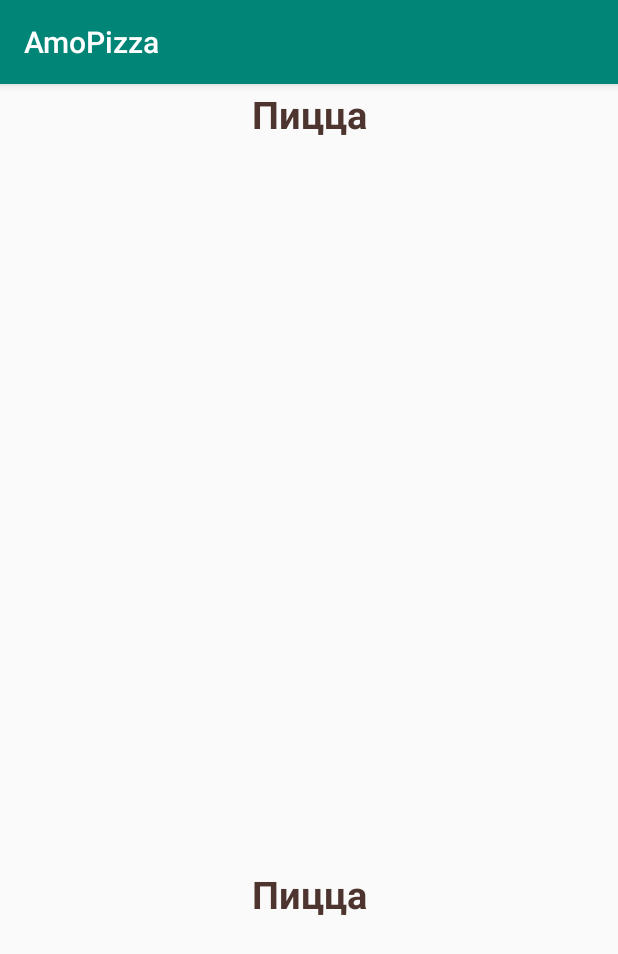
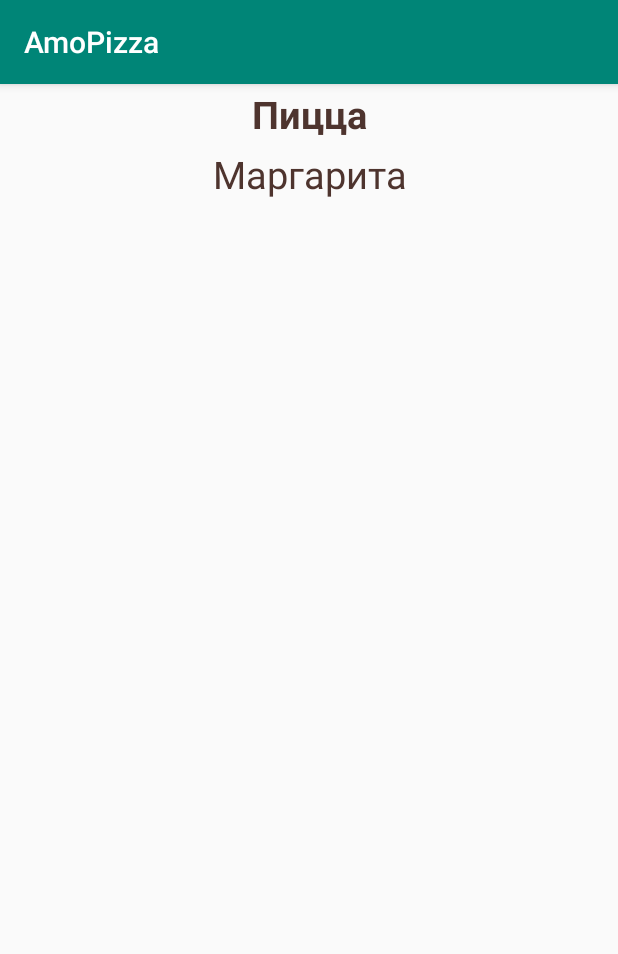
Before and after one commit to eugenia-v/AmoPizza, an Android app: the screen it shows after launch (MainActivity), on a phone screen of 412 x 824 dp. Shown: the top 954 px of the screen. Run offline under Robolectric (Android 15) with nearby library versions, the light colour scheme and no system bars.

Commit message:
#изменения от 22-10-19 разобралась как выводить текст в RecyclerView

```diff
--- a/app/src/main/java/ru/bwsite/android/amopizza/MyAdapter.java
+++ b/app/src/main/java/ru/bwsite/android/amopizza/MyAdapter.java
@@ -25,7 +25,7 @@ public class MyAdapter extends RecyclerView.Adapter<MyAdapter.MyViewHolder> {
     public MyAdapter.MyViewHolder onCreateViewHolder(ViewGroup parent, int viewType) {
         // create a new view
         View view = LayoutInflater.from(parent.getContext())
-                .inflate(R.layout.activity_main, parent, false);
+                .inflate(R.layout.item_pizza, parent, false);
 
         return new MyViewHolder(view);
     }
--- a/app/src/main/res/layout/activity_main.xml
+++ b/app/src/main/res/layout/activity_main.xml
@@ -8,6 +8,7 @@
     tools:context=".MainActivity">
 
     <TextView
+        android:id="@+id/pizza"
         android:layout_width="match_parent"
         android:layout_height="40dp"
         android:layout_gravity="center"
@@ -17,28 +18,10 @@
         android:textSize="25sp"
         android:textStyle="bold" />
 
+    <androidx.recyclerview.widget.RecyclerView
+        android:id="@+id/my_recycler_view"
+        android:layout_width="match_parent"
+        android:layout_height="match_parent"
+        android:scrollbars="vertical" />
 
-
-        <LinearLayout
-            android:id="@+id/linearLayout"
-            android:layout_width="match_parent"
-            android:layout_height="600dp"
-            android:layout_gravity="center"
-            android:orientation="vertical"
-            android:paddingTop="80dp">
-            <androidx.recyclerview.widget.RecyclerView
-                android:id="@+id/my_recycler_view"
-                android:layout_width="match_parent"
-                android:layout_height="match_parent"
-                android:scrollbars="vertical"/>
-            <TextView
-                android:layout_width="match_parent"
-                android:layout_height="40dp"
-                android:layout_gravity="center"
-                android:gravity="center"
-                android:id="@+id/title"
-                android:textColor="#4E342E"
-                android:textSize="25sp"
-                />
-        </LinearLayout>
 </LinearLayout>
--- /dev/null
+++ b/app/src/main/res/layout/item_pizza.xml
@@ -0,0 +1,17 @@
+<?xml version="1.0" encoding="utf-8"?>
+<LinearLayout
+    xmlns:android="http://schemas.android.com/apk/res/android"
+    android:orientation="vertical"
+    android:layout_width="match_parent"
+    android:layout_height="match_parent">
+    <TextView
+        android:layout_width="match_parent"
+        android:layout_height="40dp"
+        android:layout_gravity="center"
+        android:gravity="center"
+        android:id="@+id/title"
+        android:textColor="#4E342E"
+        android:textSize="25sp"
+        />
+
+</LinearLayout>
```
